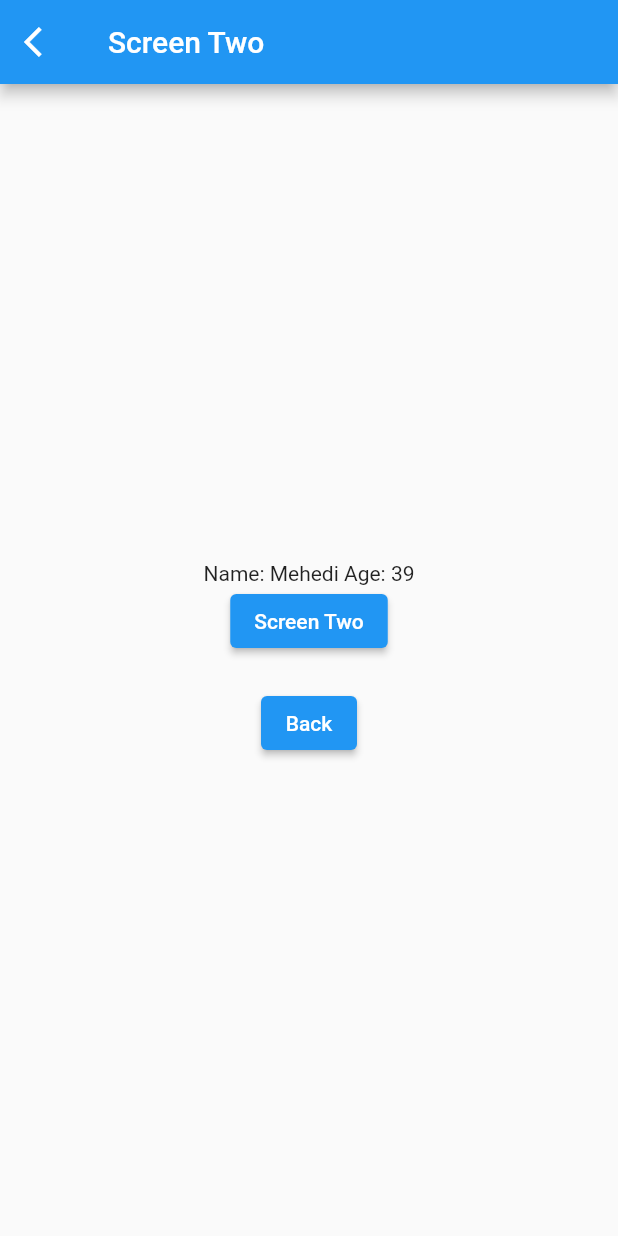
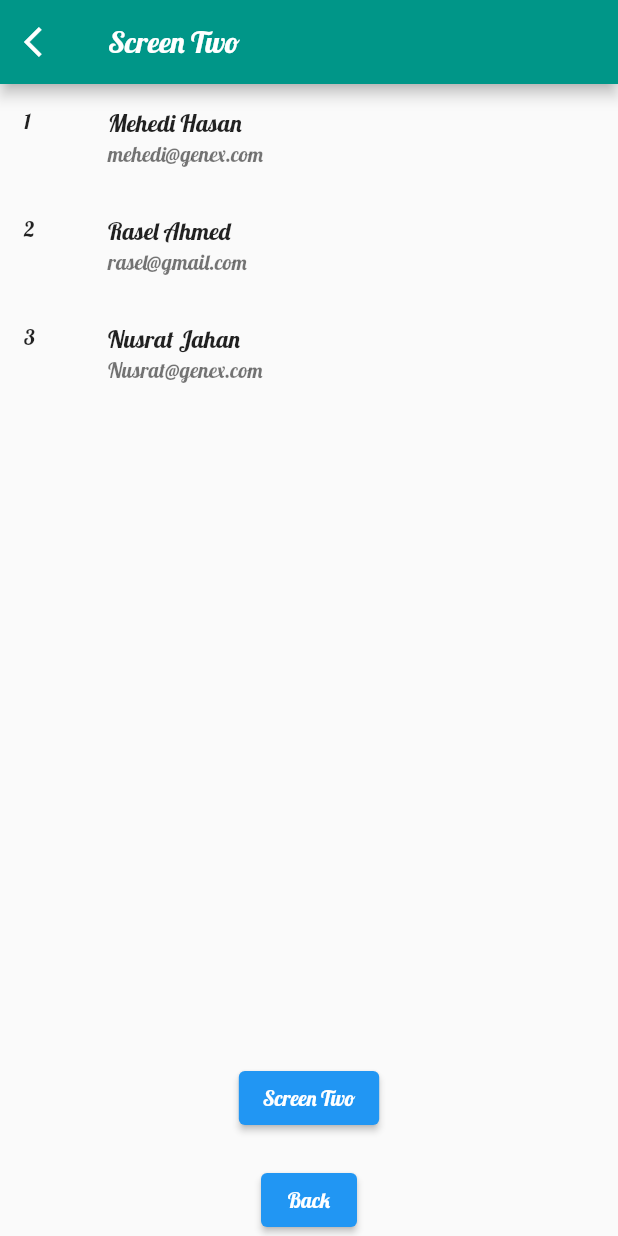
Before and after one commit to jpmehedi/ict-flutter-batch-7, a Flutter app: the screen it shows after launch, after a tap on "Screen One", on a phone screen of 412 x 824 dp. Run offline on Flutter 3.47's test engine with Material 2 defaults, Android fonts, the phone set to English and light mode, and no system bars.

Commit message:
ThemeData

```diff
--- a/lib/main.dart
+++ b/lib/main.dart
@@ -9,6 +9,44 @@ void main () {
     MaterialApp(
       title: "Demo App",
       debugShowCheckedModeBanner: false,
+      theme: ThemeData(
+        fontFamily: "Lobster",
+        primaryColor: Colors.orange,
+        primaryColorDark: Colors.black,
+        brightness: Brightness.light,
+        cardColor: Colors.yellow,
+        iconTheme: IconThemeData(
+          color: Colors.white
+        ),
+        appBarTheme: AppBarTheme(
+          backgroundColor: Colors.teal
+        ),
+        textTheme: TextTheme(
+          headline1: TextStyle(fontSize:32, fontWeight: FontWeight.bold, color: Colors.purple ),
+          bodyText1: TextStyle(fontSize: 12, color: Colors.green)
+        )
+
+      ),
+
+      darkTheme: ThemeData(
+        fontFamily: "Lobster",
+        primaryColor: Colors.black,
+        primaryColorDark: Colors.black,
+        brightness: Brightness.dark,
+        cardColor: Colors.yellow,
+        iconTheme: IconThemeData(
+          color: Colors.white
+        ),
+        appBarTheme: AppBarTheme(
+          backgroundColor: Colors.teal
+        ),
+        textTheme: TextTheme(
+          headline1: TextStyle(fontSize:32, fontWeight: FontWeight.bold, color: Colors.white ),
+          bodyText1: TextStyle(fontSize: 12, color: Colors.white)
+        )
+
+      ),
+      themeMode: ThemeMode.light,
       initialRoute: ScreenOne.path,
       routes: {
         ScreenOne.path : (context)=> ScreenOne(),
--- a/lib/screen_one.dart
+++ b/lib/screen_one.dart
@@ -2,22 +2,62 @@ import 'package:demo_project/screen_two.dart';
 import 'package:flutter/material.dart';
 
 class ScreenOne extends StatelessWidget {
- static final String path = "ScreenOne";
+ static const String path = "ScreenOne";
   ScreenOne({ Key? key });
-  String name = "Mehedi";
-  int age = 39;
+  final String name = "Mehedi";
+  final int age = 39;
+
+
+  List<Map<String, dynamic>> people = <Map<String, dynamic>>[
+    {
+     "id": 01,
+     "name": "Mehedi Hasan",
+     "email": "mehedi@genex.com"
+    },
+    {
+     "id": 02,
+     "name": "Rasel Ahmed",
+     "email": "rasel@gmail.com"
+    },
+    {
+     "id": 03,
+     "name": "Nusrat Jahan",
+     "email": "Nusrat@genex.com"
+    }
+  ];
 
   @override
   Widget build(BuildContext context) {
     return Scaffold(
       appBar: AppBar(title: Text("Screen One"),),
       body: Center(
-        child: ElevatedButton(
-          onPressed: (){
-            // Navigator.pushNamed(context, ScreenTwo.path, arguments: [name, age]);
-            Navigator.pushNamed(context, ScreenTwo.path, arguments:{"name": name, "age": age});
-          },
-          child: Text("Screen One")
+        child: Column(
+          children: [
+            Card(
+              child: SizedBox(
+                height: 200,
+                width: 200,
+              ),
+            ),
+            ElevatedButton(
+              style: ElevatedButton.styleFrom(
+                primary: Theme.of(context).primaryColorDark
+              ),
+              onPressed: (){
+                // Navigator.pushNamed(context, ScreenTwo.path, arguments: [name, age]);
+                Navigator.pushNamed(context, ScreenTwo.path, arguments: people);
+              },
+              child: Text("Screen One", style: Theme.of(context).textTheme.headline1)
+            ),
+          ],
+        ),
+      ),
+      floatingActionButton: FloatingActionButton(
+        backgroundColor: Theme.of(context).primaryColor,
+        onPressed: (){},
+        child: Icon(
+          Icons.add,
+          color: Theme.of(context).iconTheme.color,
         ),
       ),
     );
--- a/lib/screen_two.dart
+++ b/lib/screen_two.dart
@@ -8,7 +8,8 @@ class ScreenTwo extends StatelessWidget {
   @override
   Widget build(BuildContext context) {
     // final data = ModalRoute.of(context)!.settings.arguments as List;
-    final data = ModalRoute.of(context)!.settings.arguments as Map;
+    final data = ModalRoute.of(context)!.settings.arguments as List;
+    print("data: $data");
     return Scaffold(
       appBar: AppBar(
         leading: IconButton(
@@ -24,8 +25,18 @@ class ScreenTwo extends StatelessWidget {
         child: Column(
           mainAxisAlignment: MainAxisAlignment.center,
           children: [
-            // Text("Name: ${data[0]} Age: ${data[1]}"),
-            Text("Name: ${data["name"]} Age: ${data["age"]}"),
+            Expanded(
+              child: ListView.builder(
+                itemCount: data.length,
+                itemBuilder: ( BuildContext context, int index){
+                  return ListTile(
+                    leading: Text(data[index]["id"].toString()),
+                    title: Text(data[index]["name"]),
+                    subtitle: Text(data[index]["email"]),
+                  );
+                }
+              ),
+            ),
             ElevatedButton(
               onPressed: (){
                 Navigator.pushNamed(context, ScreenThree.path);
```
